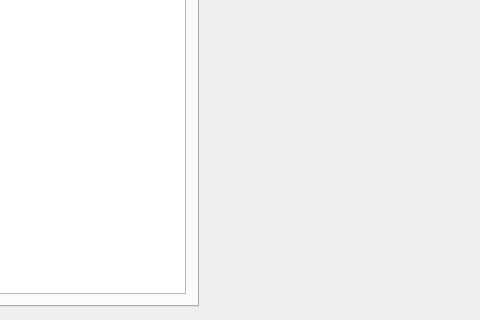
The window that dev/Code/Tools/AssetProcessor/native/ui/MainWindow.ui (aws/lumberyard) describes before a commit, drawn with Qt 5; both pictures show x 341 to 821 and y 318 to 638 of the 821 by 638 pixel window.
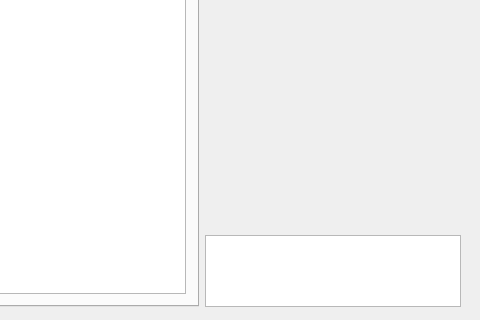
The same window after the commit. The open tabs and pages were chosen to show the change. Icons and pictures are not drawn. Custom widgets are drawn as their Qt base class.

Patch:
```diff
--- a/dev/Code/Tools/AssetProcessor/native/ui/MainWindow.ui
+++ b/dev/Code/Tools/AssetProcessor/native/ui/MainWindow.ui
@@ -651,6 +651,43 @@
                </property>
               </widget>
              </item>
+             <item>
+              <widget class="QListWidget" name="missingDependencyScanResults">
+               <property name="sizePolicy">
+                <sizepolicy hsizetype="Expanding" vsizetype="Maximum">
+                 <horstretch>0</horstretch>
+                 <verstretch>0</verstretch>
+                </sizepolicy>
+               </property>
+               <property name="minimumSize">
+                <size>
+                 <width>0</width>
+                 <height>0</height>
+                </size>
+               </property>
+               <property name="maximumSize">
+                <size>
+                 <width>16777215</width>
+                 <height>72</height>
+                </size>
+               </property>
+               <property name="editTriggers">
+                <set>QAbstractItemView::NoEditTriggers</set>
+               </property>
+               <property name="tabKeyNavigation">
+                <bool>true</bool>
+               </property>
+               <property name="showDropIndicator" stdset="0">
+                <bool>false</bool>
+               </property>
+               <property name="defaultDropAction">
+                <enum>Qt::IgnoreAction</enum>
+               </property>
+               <property name="alternatingRowColors">
+                <bool>true</bool>
+               </property>
+              </widget>
+             </item>
             </layout>
            </item>
           </layout>
```
